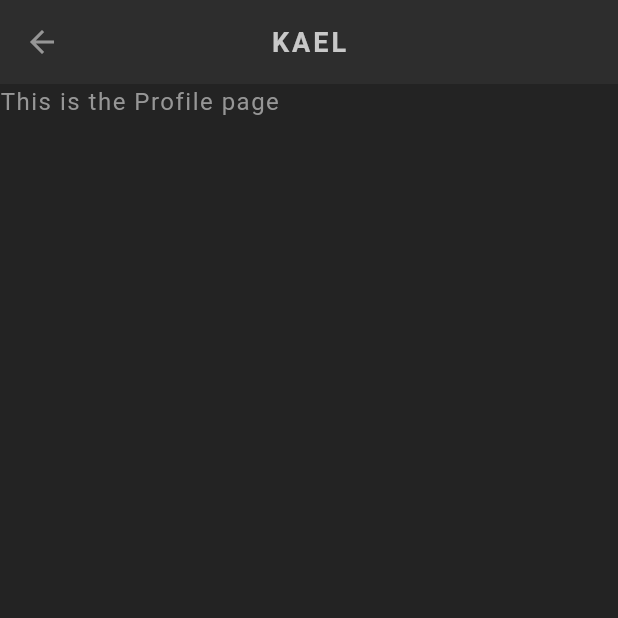
After one commit to mzahalan/FlutterMasterClass, a Flutter app: the screen it shows after launch, after a tap on the "arrow forward" icon, on a phone screen of 412 x 824 dp, the top half of it. The commit adds this screen. Run offline on Flutter 3.47's test engine with Material 3 defaults, Android fonts, the phone set to English and light mode, and no system bars; our stand-ins replace google_fonts; Roboto replaces fonts that are missing (Kanit).

Commit message:
Lesson 46-50 Error Dialog and Routing - Added an error dialog when the user doesn't enter a name or slogan - Adding routing when a user clicks on the character card - created a basic profile card (character details page) - added a theme for error modals

```diff
--- a/flutter_rpg/lib/main.dart
+++ b/flutter_rpg/lib/main.dart
@@ -6,7 +6,7 @@ import 'package:flutter_rpg/theme.dart';
 void main() {
   runApp(MaterialApp(
     theme: primaryTheme,
-    initialRoute: '/create',
+    initialRoute: '/characters',
     routes: {
       '/characters': (context) => const Home(),
       '/create': (context) => const Create(),
--- a/flutter_rpg/lib/screens/home/character_card.dart
+++ b/flutter_rpg/lib/screens/home/character_card.dart
@@ -1,5 +1,6 @@
 import 'package:flutter/material.dart';
 import 'package:flutter_rpg/models/character.dart';
+import 'package:flutter_rpg/screens/profile/profile.dart';
 import 'package:flutter_rpg/shared/styled_text.dart';
 import 'package:flutter_rpg/theme.dart';
 
@@ -25,7 +26,14 @@ class CharacterCard extends StatelessWidget {
               ],
             ),
             const Expanded(child: SizedBox()),
-            IconButton(onPressed: (){}, icon: Icon(Icons.arrow_forward, color: AppColors.textColor)),
+            IconButton(
+              onPressed: () => {
+                Navigator.push(
+                  context,
+                  MaterialPageRoute(builder: (context) => Profile(character: character,))
+                )
+              },
+              icon: Icon(Icons.arrow_forward, color: AppColors.textColor)),
             ],
         ),
       ),
--- /dev/null
+++ b/flutter_rpg/lib/screens/profile/profile.dart
@@ -0,0 +1,25 @@
+import 'package:flutter/material.dart';
+import 'package:flutter_rpg/models/character.dart';
+import 'package:flutter_rpg/shared/styled_text.dart';
+
+class Profile extends StatelessWidget {
+  const Profile({super.key, required this.character});
+  final Character character;
+  @override
+  Widget build(BuildContext context) {
+    return Scaffold(
+      appBar: AppBar(
+        title: StyledTitle(character.name),
+      ),
+      body: const Column(
+        crossAxisAlignment: CrossAxisAlignment.center,
+        children: [
+          // basic info - image, voc, desc
+          // weapon and ability
+          // stats & skills
+          // save button
+          Text('This is the Profile page')],
+      ),
+    );
+  }
+}
```
Also changed, not shown: flutter_rpg/lib/screens/create/create.dart (+26 -2 lines), flutter_rpg/lib/theme.dart (+8 -1 lines).
